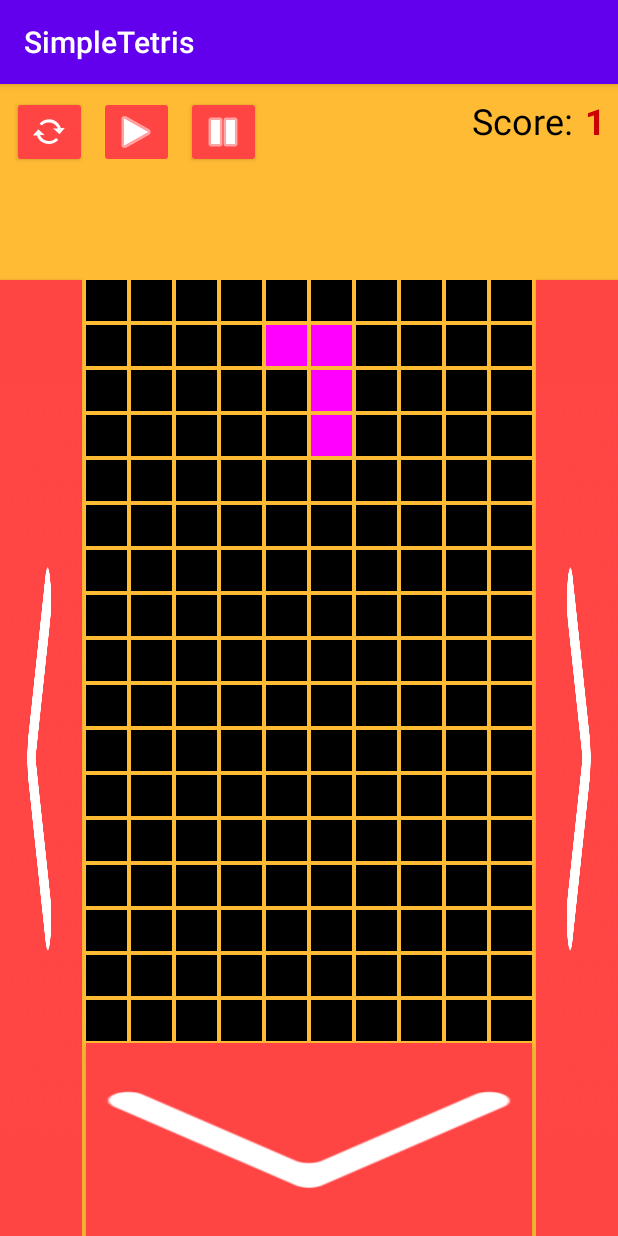
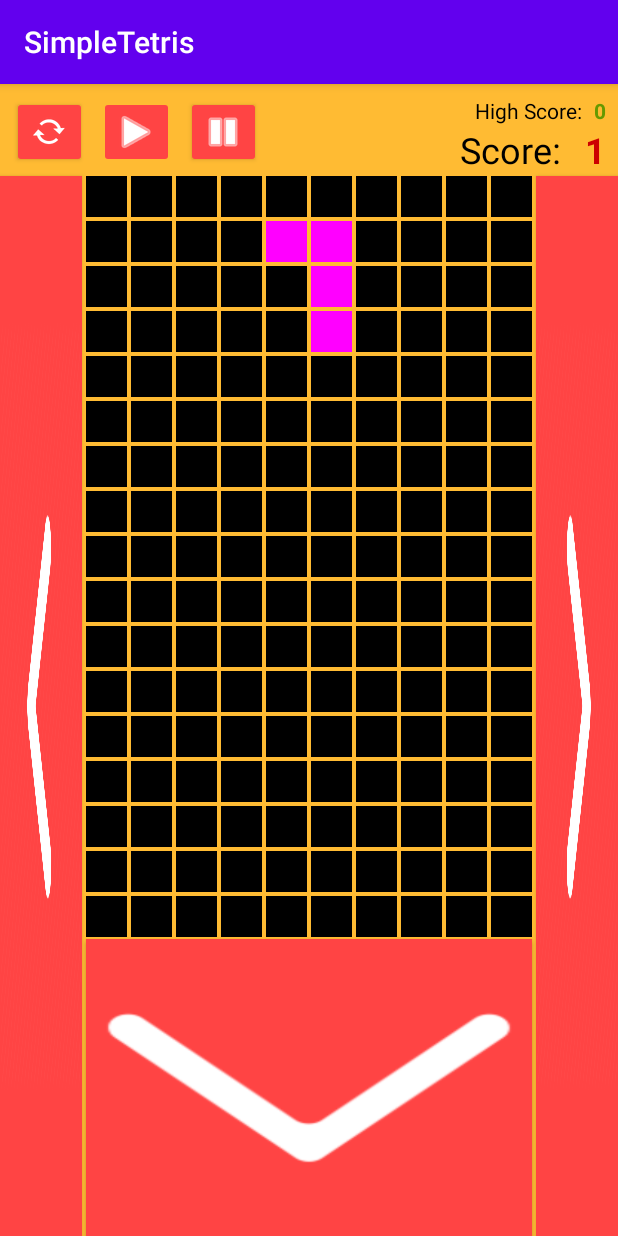
Before and after one commit to ehaviv1978/SimpleTetris, an Android app: the screen it shows after launch (MainActivity), after a tap on an icon or button, on a phone screen of 412 x 824 dp. Run offline under Robolectric (Android 15) with nearby library versions, the phone set to English and light mode, and no system bars.

Commit message:
High score add

```diff
--- a/app/src/main/java/com/eran/simpletetris/MainActivity.kt
+++ b/app/src/main/java/com/eran/simpletetris/MainActivity.kt
@@ -1,6 +1,8 @@
 package com.eran.simpletetris
 
 import android.annotation.SuppressLint
+import android.content.Context
+import android.content.SharedPreferences
 import android.content.res.ColorStateList
 import android.graphics.Color
 import android.os.Bundle
@@ -16,6 +18,8 @@ import kotlin.random.Random.Default.nextInt
 
 class MainActivity : AppCompatActivity() {
 
+    private val sharedPrefFile = "com.eran.simpletetris.highScore"
+
     enum class Shape {
         Line, Square, Plus, S1, S2, L1, L2
     }
@@ -24,6 +28,10 @@ class MainActivity : AppCompatActivity() {
     override fun onCreate(savedInstanceState: Bundle?) {
         super.onCreate(savedInstanceState)
         setContentView(R.layout.activity_main)
+
+        val sharedPreferences: SharedPreferences = this.getSharedPreferences(sharedPrefFile,Context.MODE_PRIVATE)
+        var highScoreValue = sharedPreferences.getInt("highScore_key",0)
+        textHighScoreVal.text = highScoreValue.toString()
 
         val handler = Handler()
 
@@ -105,6 +113,8 @@ class MainActivity : AppCompatActivity() {
         }
 
         fun newBoard() {
+            highScoreValue = sharedPreferences.getInt("highScore_key",0)
+            textHighScoreVal.text = highScoreValue.toString()
             score = 0
             delay = 800F
             setScore()
@@ -133,6 +143,12 @@ class MainActivity : AppCompatActivity() {
             btnPlay.isEnabled = false
             btnPause.isEnabled = false
             textInfo.visibility = View.VISIBLE
+            if (score > highScoreValue) {
+                val editor: SharedPreferences.Editor = sharedPreferences.edit()
+                editor.putInt("highScore_key", score)
+                editor.apply()
+                editor.commit()
+            }
         }
 
         fun newShape(): Boolean {
--- a/app/src/main/res/layout/activity_main.xml
+++ b/app/src/main/res/layout/activity_main.xml
@@ -46,10 +46,9 @@
         android:layout_width="wrap_content"
         android:layout_height="wrap_content"
         android:clickable="true"
-        app:layout_constraintBottom_toBottomOf="parent"
         app:layout_constraintEnd_toEndOf="parent"
         app:layout_constraintStart_toStartOf="parent"
-        app:layout_constraintTop_toTopOf="parent">
+        app:layout_constraintTop_toBottomOf="@+id/textScore">
 
         <TableRow
             android:id="@+id/Row_0"
@@ -1377,7 +1376,6 @@
         android:id="@+id/textScoreVal"
         android:layout_width="wrap_content"
         android:layout_height="wrap_content"
-        android:layout_marginTop="8dp"
         android:layout_marginEnd="8dp"
         android:text="0"
         android:textAlignment="viewEnd"
@@ -1385,18 +1383,43 @@
         android:textSize="24sp"
         android:textStyle="bold"
         app:layout_constraintEnd_toEndOf="parent"
+        app:layout_constraintTop_toTopOf="@+id/textScore" />
+
+    <TextView
+        android:id="@+id/textHighScoreVal"
+        android:layout_width="wrap_content"
+        android:layout_height="wrap_content"
+        android:layout_marginTop="8dp"
+        android:layout_marginEnd="8dp"
+        android:text="0"
+        android:textAlignment="viewEnd"
+        android:textColor="@android:color/holo_green_dark"
+        android:textSize="14sp"
+        android:textStyle="bold"
+        app:layout_constraintEnd_toEndOf="parent"
         app:layout_constraintTop_toTopOf="parent" />
 
     <TextView
         android:id="@+id/textScore"
         android:layout_width="wrap_content"
         android:layout_height="wrap_content"
-        android:layout_marginTop="8dp"
-        android:layout_marginEnd="8dp"
+        android:layout_marginEnd="16dp"
         android:text="Score:"
         android:textColor="@android:color/background_dark"
         android:textSize="24sp"
         app:layout_constraintEnd_toStartOf="@+id/textScoreVal"
+        app:layout_constraintTop_toBottomOf="@+id/textHighScore" />
+
+    <TextView
+        android:id="@+id/textHighScore"
+        android:layout_width="wrap_content"
+        android:layout_height="wrap_content"
+        android:layout_marginTop="8dp"
+        android:layout_marginEnd="8dp"
+        android:text="High Score:"
+        android:textColor="@android:color/background_dark"
+        android:textSize="14sp"
+        app:layout_constraintEnd_toStartOf="@+id/textHighScoreVal"
         app:layout_constraintTop_toTopOf="parent" />
 
     <Button
```
